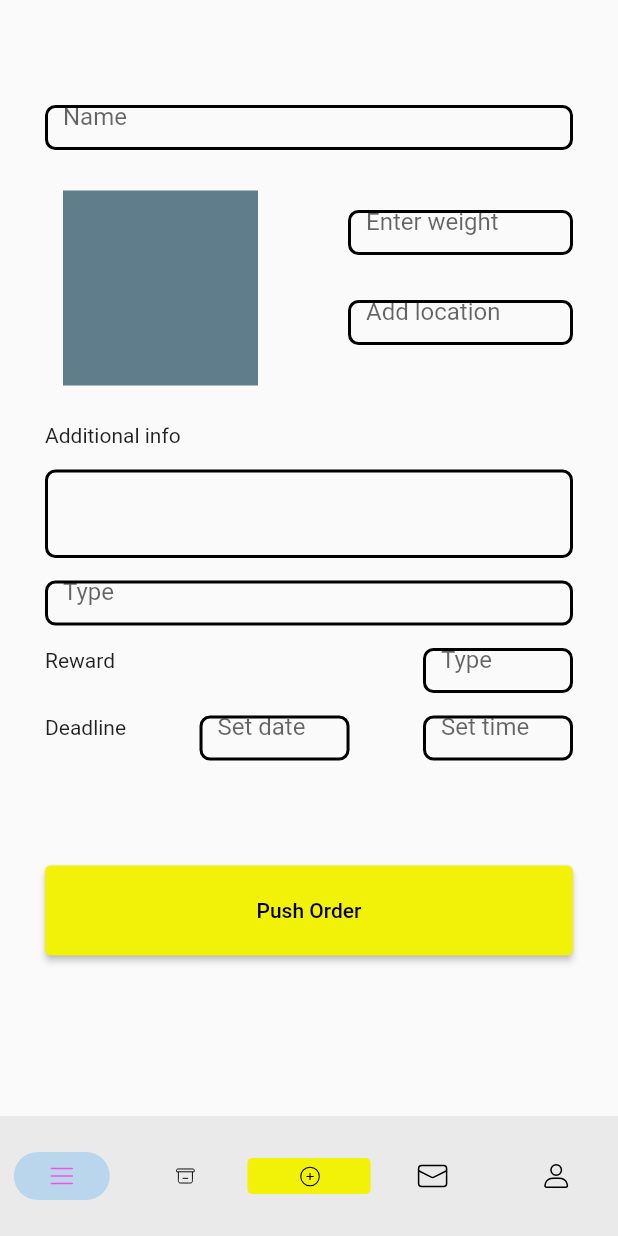
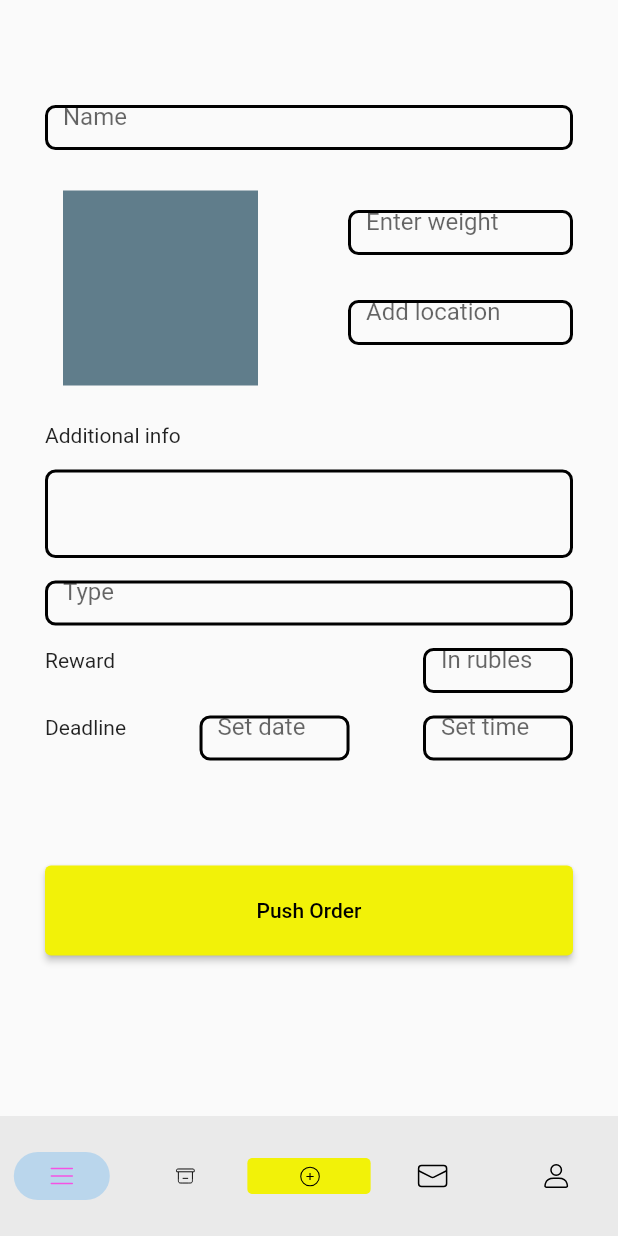
Before and after one commit to InnoSWP/BS21-05-InnoCart, a Flutter app: the OrderFactoryPage screen opened by its route, on a phone screen of 412 x 824 dp. Run offline on Flutter 3.47's test engine with Material 2 defaults, Android fonts, the phone set to English and light mode, and no system bars; our stand-ins replace flutter_rating_bar, flutter_svg, page_transition.

Commit message:
Implemented adding a ticket:  - creating a ticket  - appeating of it in the list of tickets  - little changes in format of ticket

```diff
--- a/lib/creating_order_screen.dart
+++ b/lib/creating_order_screen.dart
@@ -1,4 +1,5 @@
 import 'package:flutter/material.dart';
+import 'package:inno_cart/backend_functions.dart';
 import 'navigation_bar.dart';
 
 class OrderFactoryPage extends StatefulWidget {
@@ -9,40 +10,47 @@ class OrderFactoryPage extends StatefulWidget {
 }
 
 class _OrderFactoryPageState extends State<OrderFactoryPage> {
+  String title = "";
+  String description = "";
+  String type = "";
+  double reward = 0.0;
+  double weight = 0.0;
+
+
   @override
   Widget build(BuildContext context) {
     return Scaffold(
       bottomNavigationBar: makeNavigationBar(context, this),
       body: Padding(
-        padding: EdgeInsets.symmetric(horizontal: 30),
+        padding: const EdgeInsets.symmetric(horizontal: 30),
         child: Column(
           crossAxisAlignment: CrossAxisAlignment.start,
           children: [
-            SizedBox(
+            const SizedBox(
               height: 70,
             ),
             SizedBox(
+                height: 30,
                 child: TextField(
                   onChanged: (text) {
-                    print('First text field: $text');
+                    title = text;
                   },
-                  decoration: InputDecoration(
+                  decoration: const InputDecoration(
                     border: OutlineInputBorder(
                       borderRadius: BorderRadius.all(Radius.circular(7.0)),
                       borderSide:
-                          const BorderSide(color: Colors.black, width: 2.0),
+                          BorderSide(color: Colors.black, width: 2.0),
                     ),
-                    enabledBorder: const OutlineInputBorder(
+                    enabledBorder: OutlineInputBorder(
                       borderSide:
-                          const BorderSide(color: Colors.black, width: 2.0),
+                          BorderSide(color: Colors.black, width: 2.0),
                       borderRadius:
-                          const BorderRadius.all(Radius.circular(7.0)),
+                          BorderRadius.all(Radius.circular(7.0)),
                     ),
                     hintText: 'Name',
                   ),
-                ),
-                height: 30),
-            SizedBox(
+                )),
+            const SizedBox(
               height: 15,
             ),
             SizedBox(
@@ -54,13 +62,13 @@ class _OrderFactoryPageState extends State<OrderFactoryPage> {
                     width: 130,
                     height: 130,
                     color: Colors.blueGrey,
-                    margin: EdgeInsets.only(top: 12, left: 12, bottom: 10),
+                    margin: const EdgeInsets.only(top: 12, left: 12, bottom: 10),
                   ),
-                  SizedBox(
+                  const SizedBox(
                     width: 10,
                   ),
                   Column(children: [
-                    SizedBox(
+                    const SizedBox(
                       height: 25,
                     ),
                     SizedBox(
@@ -68,26 +76,31 @@ class _OrderFactoryPageState extends State<OrderFactoryPage> {
                       height: 30,
                       child: TextField(
                         onChanged: (text) {
-                          print('First text field: $text');
+                         try{
+                           weight = double.parse(text);
+                         }
+                         on Exception{
+                           weight = 0.0;
+                         }
                         },
-                        decoration: InputDecoration(
+                        decoration: const InputDecoration(
                           border: OutlineInputBorder(
                             borderRadius:
                                 BorderRadius.all(Radius.circular(7.0)),
-                            borderSide: const BorderSide(
+                            borderSide: BorderSide(
                                 color: Colors.black, width: 2.0),
                           ),
-                          enabledBorder: const OutlineInputBorder(
-                            borderSide: const BorderSide(
+                          enabledBorder: OutlineInputBorder(
+                            borderSide: BorderSide(
                                 color: Colors.black, width: 2.0),
                             borderRadius:
-                                const BorderRadius.all(Radius.circular(7.0)),
+                                BorderRadius.all(Radius.circular(7.0)),
                           ),
                           hintText: 'Enter weight',
                         ),
                       ),
                     ),
-                    SizedBox(
+                    const SizedBox(
                       height: 30,
                     ),
                     SizedBox(
@@ -95,20 +108,20 @@ class _OrderFactoryPageState extends State<OrderFactoryPage> {
                       height: 30,
                       child: TextField(
                         onChanged: (text) {
-                          print('First text field: $text');
+                          // WHY THIS FIELD IS TEXT?????? 8 )
                         },
-                        decoration: InputDecoration(
+                        decoration: const InputDecoration(
                           border: OutlineInputBorder(
                             borderRadius:
-                                BorderRadius.all(Radius.circular(7.0)),
-                            borderSide: const BorderSide(
+                                BorderRadius.all(const Radius.circular(7.0)),
+                            borderSide: BorderSide(
                                 color: Colors.black, width: 2.0),
                           ),
-                          enabledBorder: const OutlineInputBorder(
-                            borderSide: const BorderSide(
+                          enabledBorder: OutlineInputBorder(
+                            borderSide: BorderSide(
                                 color: Colors.black, width: 2.0),
                             borderRadius:
-                                const BorderRadius.all(Radius.circular(7.0)),
+                                BorderRadius.all(Radius.circular(7.0)),
                           ),
                           hintText: 'Add location',
                         ),
@@ -118,57 +131,57 @@ class _OrderFactoryPageState extends State<OrderFactoryPage> {
                 ],
               ),
             ),
-            SizedBox(
+            const SizedBox(
               height: 15,
             ),
-            Text('Additional info'),
-            SizedBox(
+            const Text('Additional info'),
+            const SizedBox(
               height: 15,
             ),
             SizedBox(
               child: TextField(
                 onChanged: (text) {
-                  print('First text field: $text');
+                  description = text;
                 },
-                decoration: InputDecoration(
+                decoration: const InputDecoration(
                   border: OutlineInputBorder(
                     borderRadius: BorderRadius.all(Radius.circular(7.0)),
                     borderSide:
-                        const BorderSide(color: Colors.black, width: 2.0),
+                        BorderSide(color: Colors.black, width: 2.0),
                   ),
-                  enabledBorder: const OutlineInputBorder(
+                  enabledBorder: OutlineInputBorder(
                     borderSide:
-                        const BorderSide(color: Colors.black, width: 2.0),
-                    borderRadius: const BorderRadius.all(Radius.circular(7.0)),
+                        BorderSide(color: Colors.black, width: 2.0),
+                    borderRadius: BorderRadius.all(Radius.circular(7.0)),
                   ),
                 ),
               ),
             ),
-            SizedBox(
+            const SizedBox(
               height: 15,
             ),
             SizedBox(
               height: 30,
               child: TextField(
                 onChanged: (text) {
-                  print('First text field: $text');
+                  type = text;
                 },
-                decoration: InputDecoration(
+                decoration: const InputDecoration(
                   border: OutlineInputBorder(
+                    borderRadius: BorderRadius.all(const Radius.circular(7.0)),
+                    borderSide:
+                        BorderSide(color: Colors.black, width: 2.0),
+                  ),
+                  enabledBorder: OutlineInputBorder(
+                    borderSide:
+                        BorderSide(color: Colors.black, width: 2.0),
                     borderRadius: BorderRadius.all(Radius.circular(7.0)),
-                    borderSide:
-                        const BorderSide(color: Colors.black, width: 2.0),
-                  ),
-                  enabledBorder: const OutlineInputBorder(
-                    borderSide:
-                        const BorderSide(color: Colors.black, width: 2.0),
-                    borderRadius: const BorderRadius.all(Radius.circular(7.0)),
                   ),
                   hintText: 'Type',
                 ),
               ),
             ),
-            SizedBox(
+            const SizedBox(
               height: 15,
             ),
             SizedBox(
@@ -176,34 +189,39 @@ class _OrderFactoryPageState extends State<OrderFactoryPage> {
                 mainAxisAlignment: MainAxisAlignment.spaceBetween,
                 crossAxisAlignment: CrossAxisAlignment.start,
                 children: [
-                  Text('Reward'),
+                  const Text('Reward'),
                   SizedBox(
                     width: 100,
                     height: 30,
                     child: TextField(
                       onChanged: (text) {
-                        print('First text field: $text');
+                        try{
+                          reward = double.parse(text);
+                        }
+                        on Exception{
+                          reward = 0;
+                        }
                       },
-                      decoration: InputDecoration(
+                      decoration: const InputDecoration(
                         border: OutlineInputBorder(
                           borderRadius: BorderRadius.all(Radius.circular(7.0)),
                           borderSide:
-                              const BorderSide(color: Colors.black, width: 2.0),
+                              BorderSide(color: Colors.black, width: 2.0),
                         ),
-                        enabledBorder: const OutlineInputBorder(
+                        enabledBorder: OutlineInputBorder(
                           borderSide:
-                              const BorderSide(color: Colors.black, width: 2.0),
+                              BorderSide(color: Colors.black, width: 2.0),
                           borderRadius:
-                              const BorderRadius.all(Radius.circular(7.0)),
+                              BorderRadius.all(Radius.circular(7.0)),
                         ),
-                        hintText: 'Type',
+                        hintText: 'In rubles',
                       ),
                     ),
                   ),
                 ],
               ),
             ),
-            SizedBox(
+            const SizedBox(
               height: 15,
             ),
             SizedBox(
@@ -211,25 +229,25 @@ class _OrderFactoryPageState extends State<OrderFactoryPage> {
                 mainAxisAlignment: MainAxisAlignment.spaceBetween,
                 crossAxisAlignment: CrossAxisAlignment.start,
                 children: [
-                  Text('Deadline'),
+                  const Text('Deadline'),
                   SizedBox(
                     width: 100,
                     height: 30,
                     child: TextField(
                       onChanged: (text) {
-                        print('First text field: $text');
+
                       },
-                      decoration: InputDecoration(
+                      decoration: const InputDecoration(
                         border: OutlineInputBorder(
                           borderRadius: BorderRadius.all(Radius.circular(7.0)),
                           borderSide:
-                              const BorderSide(color: Colors.black, width: 2.0),
+                              BorderSide(color: Colors.black, width: 2.0),
                         ),
-                        enabledBorder: const OutlineInputBorder(
+                        enabledBorder: OutlineInputBorder(
                           borderSide:
-                              const BorderSide(color: Colors.black, width: 2.0),
+                              BorderSide(color: Colors.black, width: 2.0),
                           borderRadius:
-                              const BorderRadius.all(Radius.circular(7.0)),
+                              BorderRadius.all(Radius.circular(7.0)),
                         ),
                         hintText: 'Set date',
                       ),
@@ -240,19 +258,18 @@ class _OrderFactoryPageState extends State<OrderFactoryPage> {
                     height: 30,
                     child: TextField(
                       onChanged: (text) {
-                        print('First text field: $text');
                       },
-                      decoration: InputDecoration(
+                      decoration: const InputDecoration(
                         border: OutlineInputBorder(
                           borderRadius: BorderRadius.all(Radius.circular(7.0)),
                           borderSide:
-                              const BorderSide(color: Colors.black, width: 2.0),
+                              BorderSide(color: Colors.black, width: 2.0),
                         ),
-                        enabledBorder: const OutlineInputBorder(
+                        enabledBorder: OutlineInputBorder(
                           borderSide:
-                              const BorderSide(color: Colors.black, width: 2.0),
+                              BorderSide(color: Colors.black, width: 2.0),
                           borderRadius:
-                              const BorderRadius.all(Radius.circular(7.0)),
+                              BorderRadius.all(Radius.circular(7.0)),
                         ),
                         hintText: 'Set time',
                       ),
@@ -261,7 +278,7 @@ class _OrderFactoryPageState extends State<OrderFactoryPage> {
                 ],
               ),
             ),
-            SizedBox(
+            const SizedBox(
               height: 70,
             ),
             Center(
@@ -269,11 +286,22 @@ class _OrderFactoryPageState extends State<OrderFactoryPage> {
                 height: 60,
                 width: double.maxFinite,
                 child: ElevatedButton(
-                  style: ElevatedButton.styleFrom(primary: Color(0xffF2F208)),
-                  onPressed: () {},
-                  child: Text(
+                  style: ElevatedButton.styleFrom(primary: const Color(0xffF2F208)),
+                  onPressed: () async {
+                    print("Button had been pressed");
+                    Map<String, dynamic> response = await registerNewTicket({
+                      "title": title,
+                      "description": description,
+                      "weight": weight.toString().replaceAll('.', ','),
+                      "product_type": type,
+                      "reward": reward.toString().replaceAll('.', ',')
+                    });
+                    Navigator.of(context)
+                        .pushReplacementNamed('/PageOfActiveOrders');
+                  },
+                  child: const Text(
                     'Push Order',
-                    style: TextStyle(color: Color(0xff000000)),
+                    style: const TextStyle(color: const Color(0xff000000)),
                   ),
                 ),
               ),
```
Also changed, not shown: lib/PageOfActiveOrders/set_ticket.dart (+19 -8 lines), lib/backend_functions.dart (+31 -4 lines), lib/logging_page.dart (+3 -5 lines).
